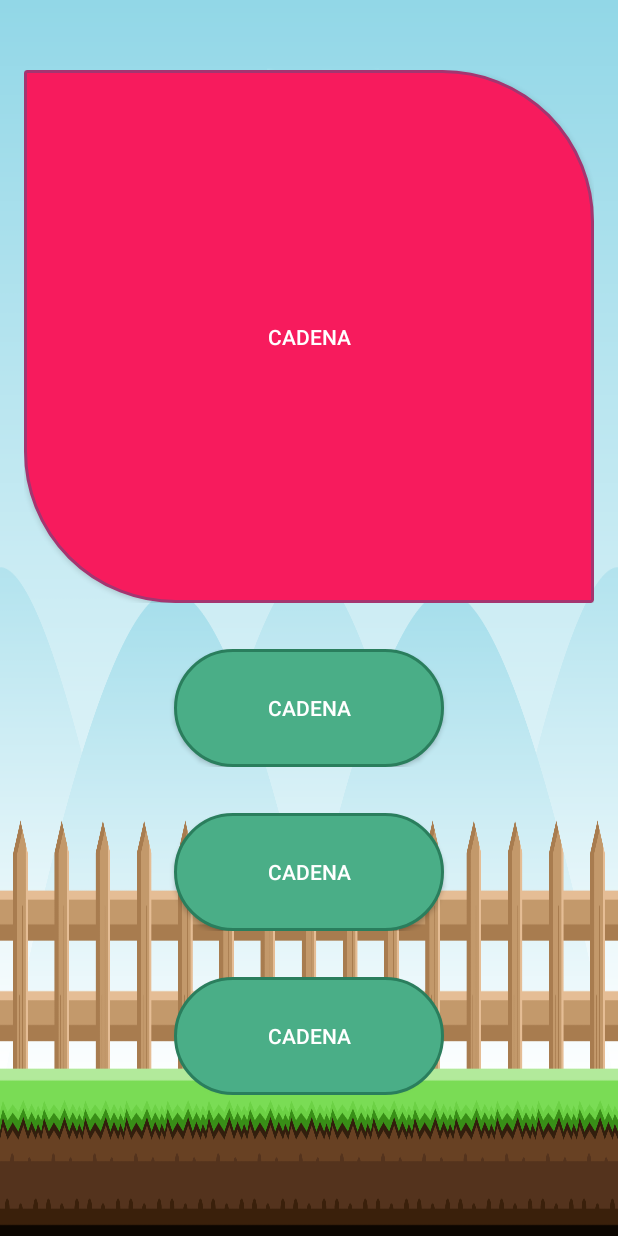
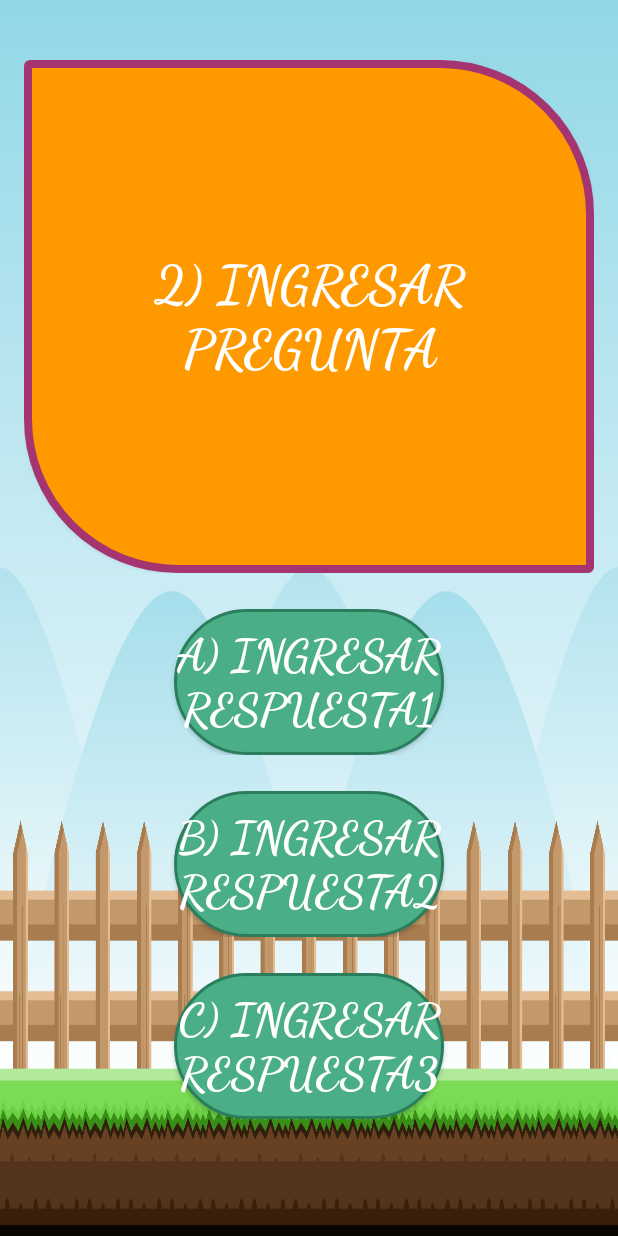
Before and after one commit to victor14818/JuegoTrivia, an Android app: the jp1 screen opened directly, with no data from a screen before it, on a phone screen of 412 x 824 dp. Run offline under Robolectric (Android 15) with nearby library versions, the phone set to English and light mode, and no system bars; network calls fail.

Commit message:
Seccion de preguntas

```diff
--- a/app/src/main/java/com/example/trivia/juegotrivia/jpreguntas/jp1.java
+++ b/app/src/main/java/com/example/trivia/juegotrivia/jpreguntas/jp1.java
@@ -5,6 +5,7 @@ import android.content.Intent;
 import android.support.v7.app.AppCompatActivity;
 import android.os.Bundle;
 import android.view.View;
+import android.widget.Button;
 
 
 public class jp1 extends AppCompatActivity {
@@ -12,10 +13,19 @@ public class jp1 extends AppCompatActivity {
     static int miVar=0;
     @Override
     protected void onCreate(Bundle savedInstanceState) {
-        String CambiarNombre = "Pregunta NO."+ ++miVar;
-        getSupportActionBar().setTitle(CambiarNombre);
+
         super.onCreate(savedInstanceState);
         setContentView(R.layout.activity_jp1);
+        Button textView = (Button) findViewById(R.id.pregunta_A);
+        assert textView != null;
+        textView.setText(++miVar+") "+"Ingresar pregunta");
+
+        textView = (Button) findViewById(R.id.respuesta1_A);
+        textView.setText("A) "+"Ingresar Respuesta1");
+        textView = (Button) findViewById(R.id.respuesta2_A);
+        textView.setText("B) "+"Ingresar Respuesta2");
+        textView = (Button) findViewById(R.id.respuesta3_A);
+        textView.setText("C) "+"Ingresar Respuesta3");
     }
 
     public void onButtonClick(View V) {
--- a/app/src/main/res/drawable/custom_button_round_rect2_border.xml
+++ b/app/src/main/res/drawable/custom_button_round_rect2_border.xml
@@ -15,9 +15,9 @@
         android:top="7dp" />
 
     <stroke
-        android:width="2dp"
+        android:width="5dp"
         android:color="#a43570" />
 
-    <solid android:color="#f71b5d" />
+    <solid android:color="#FF9900" />
 
 </shape>
--- a/app/src/main/res/layout/activity_jp1.xml
+++ b/app/src/main/res/layout/activity_jp1.xml
@@ -32,9 +32,12 @@
                 android:layout_width="0dip"
                 android:layout_height="fill_parent"
                 android:layout_weight="1"
-                android:text="@string/Buttonp"
+                android:text="pregunta"
                 android:background="@drawable/custom_button_round_rect2_border"
                 android:textColor="#fff"
+                android:fontFamily="cursive"
+                android:textStyle="bold"
+                android:textSize="35sp"
                 />
         </TableRow>
 
@@ -61,11 +64,14 @@
                 android:layout_width="0dip"
                 android:layout_height="fill_parent"
                 android:layout_weight="1"
-                android:text="@string/Buttonr1"
+                android:text="respuesta1"
                 android:onClick="onButtonClick"
                 android:background="@drawable/custom_button_press_effect"
                 android:textColor="#fff"
-                />
+                android:fontFamily="cursive"
+                android:textStyle="bold"
+                android:textSize="30sp"
+                android:focusableInTouchMode="true" />
             <LinearLayout
                 android:layout_width="100sp"
                 android:layout_height="fill_parent"
@@ -96,10 +102,13 @@
                 android:layout_width="0dip"
                 android:layout_height="fill_parent"
                 android:layout_weight="1"
-                android:text="@string/Buttonr2"
+                android:text="r1"
                 android:onClick="onButtonClick"
                 android:background="@drawable/custom_button_press_effect"
                 android:textColor="#fff"
+                android:fontFamily="cursive"
+                android:textStyle="bold"
+                android:textSize="30sp"
                 />
             <LinearLayout
                 android:layout_width="100sp"
@@ -131,10 +140,13 @@
                 android:layout_width="0dip"
                 android:layout_height="fill_parent"
                 android:layout_weight="1"
-                android:text="@string/Buttonr3"
+                android:text="r3"
                 android:onClick="onButtonClick"
                 android:background="@drawable/custom_button_press_effect"
                 android:textColor="#fff"
+                android:fontFamily="cursive"
+                android:textStyle="bold"
+                android:textSize="30sp"
                 />
 
             <LinearLayout
--- a/app/src/main/res/layout/activity_main.xml
+++ b/app/src/main/res/layout/activity_main.xml
@@ -40,7 +40,9 @@
                     android:id="@+id/imageViewTmp0"
                     android:scaleType="fitCenter"
                     android:layout_margin="@dimen/MarginPrincipal"
-                    android:layout_weight="0.2" />
+                    android:layout_weight="0.2"
+                    android:onClick="btnpreguntas"
+                    />
 
                 <ImageView
                     android:layout_width="match_parent"
--- a/app/src/main/res/values/strings.xml
+++ b/app/src/main/res/values/strings.xml
@@ -6,14 +6,6 @@
     <string name="editRespuesta">Editar Respuesta</string>
     <string name="listaCategorias">Categorías</string>
 
-    <string name="Buttonp">cadena</string>
-    <string name="Buttonr1">cadena</string>
-    <string name="Buttonr2">cadena</string>
-    <string name="Buttonr3">cadena</string>
-    <string name="Buttonp2">cadena</string>
-    <string name="Buttonr11">cadena</string>
-    <string name="Buttonr21">cadena</string>
-    <string name="Buttonr31">cadena</string>
 
     <string name="apply">Apply</string>
 </resources>
```
Also changed, not shown: app/src/main/java/com/example/trivia/juegotrivia/MainActivity.java (+8 -0 lines), app/src/main/java/com/example/trivia/juegotrivia/jpreguntas/jp2.java (+10 -5 lines), app/src/main/res/layout/activity_jp2.xml (+16 -4 lines).
